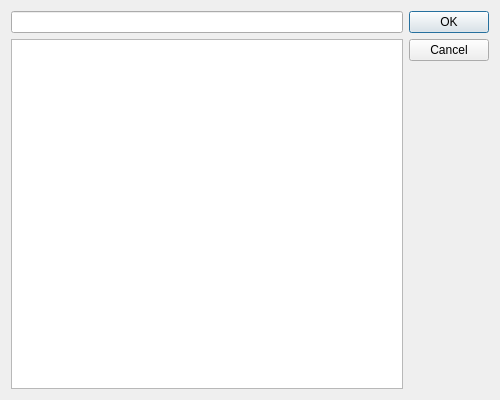
Qt form ui/section_dialog_params.ui (alecsandrei/eurostat_downloader) before a commit.
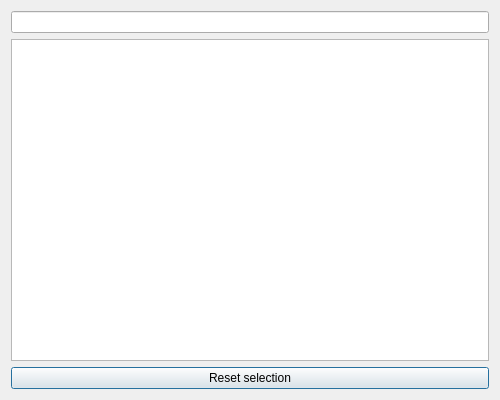
The same form after that commit.

Commit message: added checkable combobox

The edit to the form file:
```diff
--- a/ui/section_dialog_params.ui
+++ b/ui/section_dialog_params.ui
@@ -42,22 +42,6 @@
      </property>
     </widget>
    </item>
-   <item row="0" column="1" rowspan="2">
-    <widget class="QDialogButtonBox" name="bbOkCancel">
-     <property name="sizePolicy">
-      <sizepolicy hsizetype="Minimum" vsizetype="Expanding">
-       <horstretch>0</horstretch>
-       <verstretch>0</verstretch>
-      </sizepolicy>
-     </property>
-     <property name="orientation">
-      <enum>Qt::Vertical</enum>
-     </property>
-     <property name="standardButtons">
-      <set>QDialogButtonBox::Cancel|QDialogButtonBox::Ok</set>
-     </property>
-    </widget>
-   </item>
    <item row="1" column="0" rowspan="2">
     <widget class="QListWidget" name="listDatasetSectionItems">
      <property name="sizePolicy">
@@ -71,16 +55,10 @@
      </property>
     </widget>
    </item>
-   <item row="2" column="1">
-    <widget class="QFrame" name="frameAdditionalUtils">
-     <property name="sizePolicy">
-      <sizepolicy hsizetype="Minimum" vsizetype="Expanding">
-       <horstretch>0</horstretch>
-       <verstretch>0</verstretch>
-      </sizepolicy>
-     </property>
-     <property name="layoutDirection">
-      <enum>Qt::LeftToRight</enum>
+   <item row="3" column="0">
+    <widget class="QPushButton" name="buttonReset">
+     <property name="text">
+      <string>Reset selection</string>
      </property>
     </widget>
    </item>
```
Left out of the diff: 41 changed lines with no effect on the pictures. The commit also changes 7 other files.
